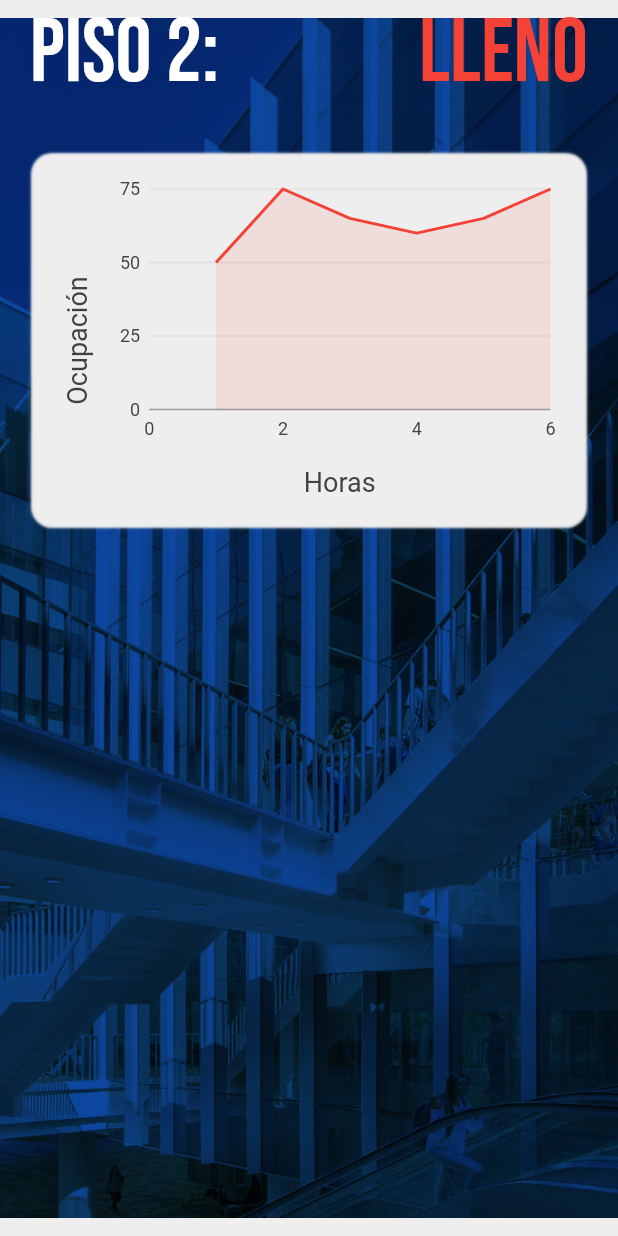
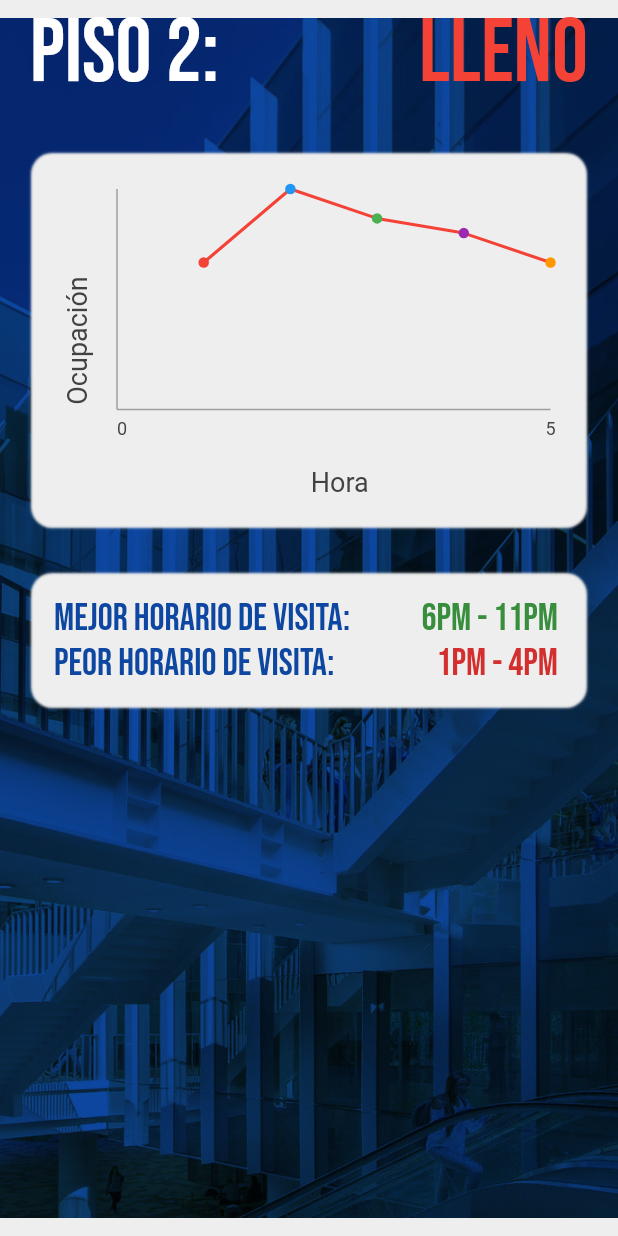
Before and after one commit to HumbertoGlez/lean_spot, a Flutter app: the StatsPage screen opened directly, on a phone screen of 412 x 824 dp. Run offline on Flutter 3.47's test engine with Material 2 defaults, Android fonts, the phone set to English and light mode, and no system bars; our stand-ins replace charts_flutter, hidden_drawer_menu; missing offline and left inert: mysql1.

Commit message:
Modified graph appearance and added recommendations widget

```diff
--- a/lib/BiblioStatsPiso2.dart
+++ b/lib/BiblioStatsPiso2.dart
@@ -33,8 +33,7 @@ class StatsPageState extends State<StatsPage> {
       new DevicesPerHour(2, 75, Colors.blue),
       new DevicesPerHour(3, 65, Colors.green),
       new DevicesPerHour(4, 60, Colors.purple),
-      new DevicesPerHour(5, 65, Colors.orange),
-      new DevicesPerHour(6, 75, Colors.pink),
+      new DevicesPerHour(5, 50, Colors.orange),
     ];
     var series = [
       new charts.Series<DevicesPerHour, int>(
@@ -48,16 +47,20 @@ class StatsPageState extends State<StatsPage> {
     ];
     var chart = new charts.LineChart(
       series,
-      defaultRenderer: new charts.LineRendererConfig(includeArea: true, stacked: true),
+      defaultRenderer: new charts.LineRendererConfig(includePoints: true, stacked: true),
       animate: true,
       behaviors: [
-        new charts.ChartTitle('Horas',
+        new charts.ChartTitle('Hora',
           behaviorPosition: charts.BehaviorPosition.bottom,
           titleOutsideJustification: charts.OutsideJustification.middleDrawArea),
         new charts.ChartTitle('Ocupación',
           behaviorPosition: charts.BehaviorPosition.start,
           titleOutsideJustification: charts.OutsideJustification.middleDrawArea),
       ],
+      primaryMeasureAxis:
+          new charts.NumericAxisSpec(
+              showAxisLine: true,
+              renderSpec: new charts.NoneRenderSpec()),
     );
 
     /// WIDGETS FOR THIS SCREEN
@@ -98,6 +101,76 @@ class StatsPageState extends State<StatsPage> {
               ),
             ),
           )
+      );
+    }
+
+    Widget recommendations() {
+      return Padding(
+        padding: EdgeInsets.only(bottom: 30),
+        child: Container(
+          height: 90,
+          width: 370,
+          decoration: BoxDecoration(
+            boxShadow: [
+              BoxShadow(
+                blurRadius: 0.6,
+                color: Colors.grey[200],
+              )
+            ],
+            borderRadius: BorderRadius.circular(14.0),
+            color: Colors.transparent),
+          child: Padding(
+          padding: new EdgeInsets.all(15),
+            child: Column(
+              mainAxisAlignment: MainAxisAlignment.spaceEvenly,
+              children: <Widget>[
+                Row(
+                  mainAxisAlignment: MainAxisAlignment.spaceBetween,
+                  children: <Widget>[
+                    Text(
+                      'Mejor horario de visita: ',
+                      style: TextStyle(
+                          fontFamily: 'Bebas',
+                          fontSize: 25,
+                          color: Colors.blue[900]
+                      ),
+                    ),
+                    Text(
+                        '6PM - 11PM ',
+                        style: TextStyle(
+                            fontFamily: 'Bebas',
+                            fontSize: 25,
+                            color: Colors.green[700]
+                        ),
+                    )
+                  ]
+                ),
+
+                Row(
+                    mainAxisAlignment: MainAxisAlignment.spaceBetween,
+                    children: <Widget>[
+                      Text(
+                        'Peor horario de visita: ',
+                        style: TextStyle(
+                            fontFamily: 'Bebas',
+                            fontSize: 25,
+                            color: Colors.blue[900]
+                        ),
+                      ),
+                      Text(
+                        '1PM - 4PM ',
+                        style: TextStyle(
+                            fontFamily: 'Bebas',
+                            fontSize: 25,
+                            color: Colors.red[700]
+                        ),
+                      )
+                    ]
+                ),
+              ],
+            ),
+          ),
+        ),
       );
     }
 
@@ -142,7 +215,7 @@ class StatsPageState extends State<StatsPage> {
               Row(
                 mainAxisAlignment: MainAxisAlignment.spaceEvenly,
                 children: <Widget>[
-//                  recommendations()
+                  recommendations()
                 ],
               ),
             ],
```
